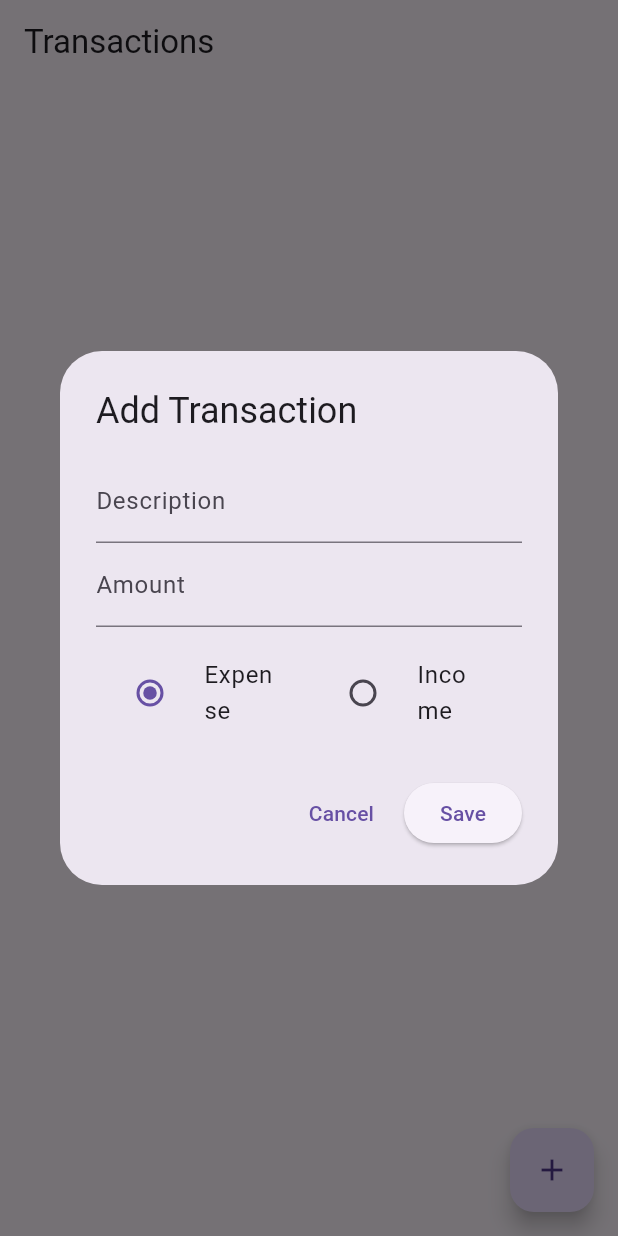
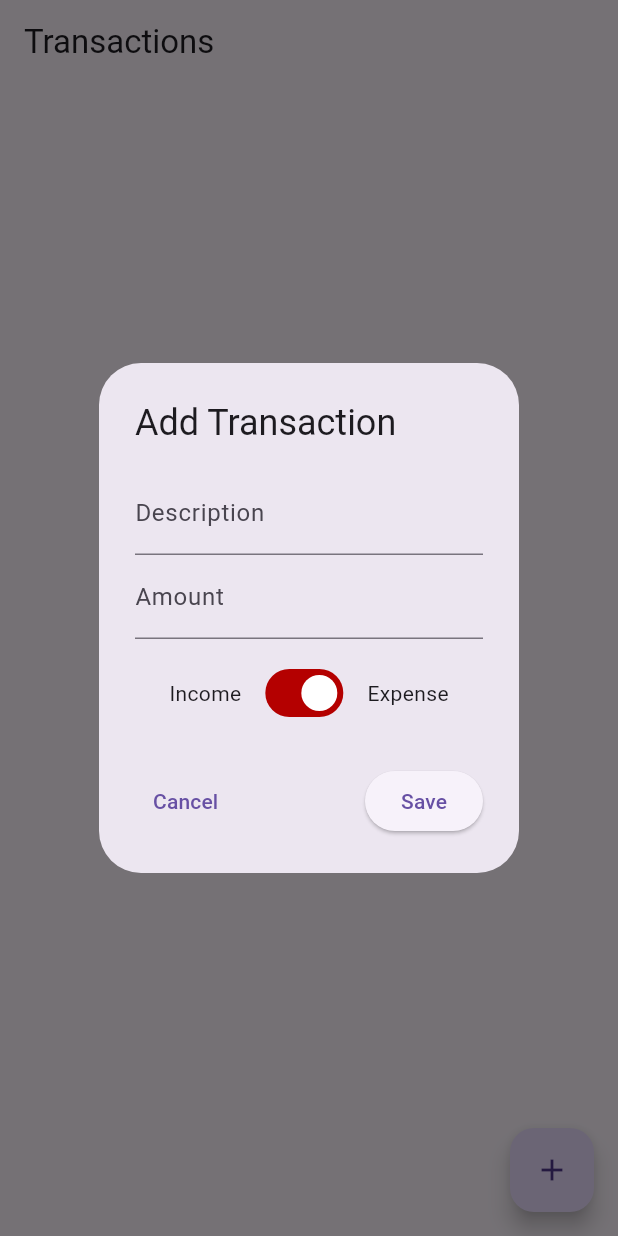
Before and after one commit to PriyanthaFdo/trackpense, a Flutter app: the screen it shows after launch, after a tap on the "add" icon, on a phone screen of 412 x 824 dp. Run offline on Flutter 3.47's test engine with Material 3 defaults, Android fonts, the phone set to English and light mode, and no system bars; our stand-ins replace drift, drift_flutter, flutter_bloc, go_router, loading_indicator; accounts and stored records are empty; generated files the repository leaves out were written again.

Commit message:
changed radio buttons for income/expense into switch

```diff
--- a/lib/data/constants/kjp_colors.dart
+++ b/lib/data/constants/kjp_colors.dart
@@ -2,4 +2,6 @@ import 'package:flutter/material.dart';
 
 class KjpColors {
   static const primary = Color(0xFF0C4776);
+  static const expense = Color(0xFFE10000);
+  static const income = Color(0xFF00FF00);
 }
--- a/lib/src/views/home_view.dart
+++ b/lib/src/views/home_view.dart
@@ -1,10 +1,12 @@
 import 'package:flutter/material.dart';
 import 'package:flutter_bloc/flutter_bloc.dart';
+import 'package:trackpense/core/extensions/color_extension.dart';
 import 'package:trackpense/core/extensions/double_extension.dart';
 import 'package:trackpense/core/extensions/string_extension.dart';
 import 'package:trackpense/core/utils/comma_seperated_decimal_text_input_formatter.dart';
 import 'package:trackpense/core/utils/decimal_text_input_formatter.dart';
 import 'package:trackpense/data/blocs/payment_bloc.dart';
+import 'package:trackpense/data/constants/kjp_colors.dart';
 import 'package:trackpense/src/widgets/item_card.dart';
 import 'package:trackpense/src/widgets/loading.dart';
 
@@ -41,41 +43,6 @@ class _HomeViewState extends State<HomeView> {
               itemCount: state.payments.length,
               itemBuilder: (context, index) {
                 final payment = state.payments[index];
-                // return ListTile(
-                //   // contentPadding: EdgeInsets.zero,
-                //   title: Text(payment.description),
-                //   leading: SizedBox.square(
-                //     dimension: 30,
-                //     child: Column(
-                //       children: [
-                //         Text(
-                //           payment.date.format(format: 'MMM'),
-                //           style: const TextStyle(fontWeight: FontWeight.bold),
-                //         ),
-                //         Text(
-                //           payment.date.format(format: 'dd'),
-                //           style: const TextStyle(
-                //             fontWeight: FontWeight.bold,
-                //             fontSize: 16,
-                //           ),
-                //         ),
-                //         Text(payment.date.format(format: 'yyyy')),
-                //       ],
-                //     ),
-                //   ),
-                //   onTap: () => _showCreatePaymentDialog(
-                //     uuid: payment.uuid,
-                //     description: payment.description,
-                //     amount: payment.amount,
-                //     isExpense: payment.isExpense,
-                //   ),
-                //   subtitle: Text(
-                //     '${payment.date.toLocal()}'.split('.')[0], // date + time
-                //     style: const TextStyle(fontSize: 12),
-                //   ),
-                //   tileColor: payment.isExpense ? Colors.red[100] : Colors.green[100],
-                //   trailing: Text(payment.amount.toCommaString()),
-                // );
                 return ItemCard(
                   amount: payment.amount,
                   date: payment.date,
@@ -116,6 +83,7 @@ class _HomeViewState extends State<HomeView> {
       builder: (context) {
         return AlertDialog(
           title: const Text('Add Transaction'),
+          actionsAlignment: MainAxisAlignment.spaceBetween,
           content: Form(
             key: formKey,
             autovalidateMode: AutovalidateMode.onUnfocus,
@@ -150,25 +118,28 @@ class _HomeViewState extends State<HomeView> {
                   // Expense / Income toggle using parent RadioGroup
                   StatefulBuilder(
                     builder: (context, setState) {
-                      return RadioGroup<bool>(
-                        groupValue: isExpense,
-                        onChanged: (val) => setState(() => isExpense = val!),
-                        child: const Row(
-                          children: [
-                            Expanded(
-                              child: RadioListTile<bool>(
-                                value: true,
-                                title: Text('Expense'),
+                      return Row(
+                        mainAxisAlignment: MainAxisAlignment.center,
+                        children: [
+                          const Text('Income'),
+                          const SizedBox(width: 12),
+                          Switch.adaptive(
+                            value: isExpense,
+                            activeTrackColor: KjpColors.expense.darken(0.2),
+                            inactiveTrackColor: KjpColors.income.darken(0.2),
+                            inactiveThumbColor: Colors.white,
+                            thumbIcon: const WidgetStatePropertyAll(
+                              Icon(
+                                Icons.circle,
+                                size: 24,
+                                color: Colors.white,
                               ),
                             ),
-                            Expanded(
-                              child: RadioListTile<bool>(
-                                value: false,
-                                title: Text('Income'),
-                              ),
-                            ),
-                          ],
-                        ),
+                            onChanged: (val) => setState(() => isExpense = val),
+                          ),
+                          const SizedBox(width: 12),
+                          const Text('Expense'),
+                        ],
                       );
                     },
                   ),
--- a/lib/src/widgets/item_card.dart
+++ b/lib/src/widgets/item_card.dart
@@ -1,6 +1,8 @@
 import 'package:flutter/material.dart';
+import 'package:trackpense/core/extensions/color_extension.dart';
 import 'package:trackpense/core/extensions/datetime_extension.dart';
 import 'package:trackpense/core/extensions/double_extension.dart';
+import 'package:trackpense/data/constants/kjp_colors.dart';
 
 class ItemCard extends StatelessWidget {
   const ItemCard({
@@ -23,7 +25,7 @@ class ItemCard extends StatelessWidget {
     return GestureDetector(
       onTap: onTap,
       child: Card(
-        color: isExpense ? Colors.red[100] : Colors.green[100],
+        color: isExpense ? KjpColors.expense.lighten(0.8) : KjpColors.income.lighten(0.8),
 
         child: Padding(
           padding: const EdgeInsets.symmetric(horizontal: 10, vertical: 5),
--- a/pubspec.yaml
+++ b/pubspec.yaml
@@ -2,7 +2,7 @@ name: trackpense
 description: "A Flutter project used to track your daily income and expenses"
 publish_to: 'none'
 
-version: 1.0.0
+version: 1.0.1
 
 environment:
   sdk: ^3.9.0
```
Also changed, not shown: 1 other file.
